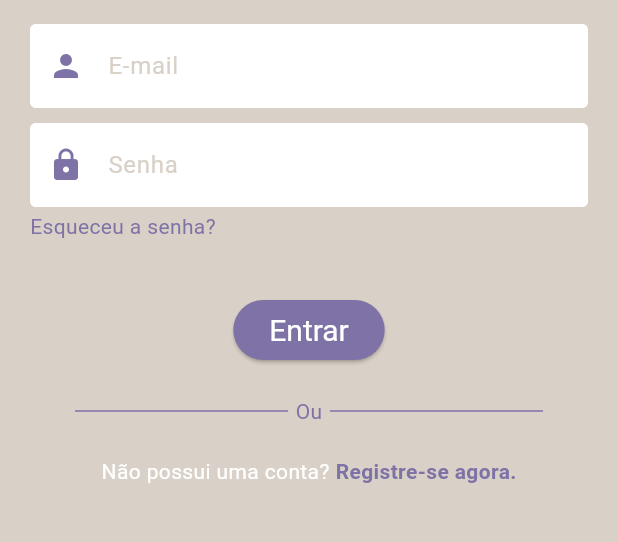
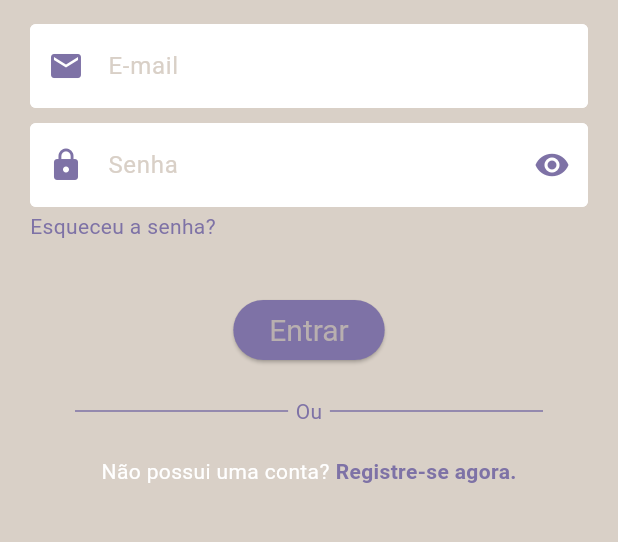
Before and after one commit to TiagoMoscoso/Agendify, a Flutter app: the screen it shows after launch, after a tap on "Login", on a phone screen of 412 x 824 dp, the part 465-1007 px from its top. Run offline on Flutter 3.47's test engine with Material 2 defaults, Android fonts, the phone set to English and light mode, and no system bars; our stand-ins replace carousel_slider, google_fonts, sqflite, sqflite_common, table_calendar; accounts and stored records are empty.

Commit message:
Adição do login à main

```diff
--- a/testeflutter/lib/login/botao.dart
+++ b/testeflutter/lib/login/botao.dart
@@ -1,8 +1,11 @@
 import 'package:flutter/material.dart';
 
 class Botao extends StatelessWidget {
+  final Function()? onPressed;
+
   const Botao ({
-    super.key
+    super.key,
+    required this.onPressed,
   });
 
   @override
@@ -12,12 +15,10 @@ class Botao extends StatelessWidget {
       flex: 1,
       child: SizedBox(
         child: ElevatedButton(
-          onPressed: () {
-            Navigator.popAndPushNamed(context, '/home');
-          },
+          onPressed: onPressed,
           style: ElevatedButton.styleFrom(
             backgroundColor: const Color(0xFF7E72A6),
-            foregroundColor: Colors.white,
+            foregroundColor: const Color.fromARGB(255, 184, 175, 175),
             textStyle: const TextStyle(
               fontSize: 20,
             )
--- a/testeflutter/lib/login/campo_texto.dart
+++ b/testeflutter/lib/login/campo_texto.dart
@@ -5,12 +5,16 @@ class CampoTexto extends StatelessWidget {
   final String hintText;
   final bool obscureText;
   final Widget prefixIcon;
+  final Widget? suffixIcon;
+  final String? Function(String?)? validator;
 
   const CampoTexto ({
     super.key,
+    this.validator,
+    this.suffixIcon,
+    required this.obscureText,
     required this.controller,
     required this.hintText,
-    required this.obscureText,
     required this.prefixIcon,
   });
 
@@ -23,6 +27,8 @@ class CampoTexto extends StatelessWidget {
           keyboardType: TextInputType.emailAddress,
           style: const TextStyle(color: Color(0xFF7E72A6) ),
           decoration: InputDecoration(
+            suffixIcon: suffixIcon,
+            suffixIconColor: const Color(0xFF7E72A6),
             prefixIcon: prefixIcon,
             prefixIconColor: const Color(0xFF7E72A6),
             enabledBorder: const OutlineInputBorder(
@@ -42,6 +48,8 @@ class CampoTexto extends StatelessWidget {
           ),
           controller: controller,
           obscureText: obscureText,
+          autovalidateMode: AutovalidateMode.onUserInteraction,
+          validator: validator,
         ),
       ),
     );
--- a/testeflutter/lib/login/hyperlink.dart
+++ b/testeflutter/lib/login/hyperlink.dart
@@ -1,8 +1,8 @@
 import 'package:flutter/material.dart';
 
 class Hyperlink extends StatelessWidget {
-  final String texto;
-  final FontWeight negrito;
+  final String? texto;
+  final FontWeight? negrito;
   final Function()? onTap;
 
   const Hyperlink ({
@@ -17,7 +17,7 @@ class Hyperlink extends StatelessWidget {
     return GestureDetector(
       onTap: onTap,
       child: Text(
-        texto,
+        texto!,
         style: TextStyle(
           color: const Color(0xFF7E72A6),
           fontWeight: negrito,
--- a/testeflutter/lib/login/login.dart
+++ b/testeflutter/lib/login/login.dart
@@ -14,6 +14,50 @@ class Login extends StatefulWidget {
 class _LoginState extends State<Login> {
   TextEditingController controllerEmail = TextEditingController();
   TextEditingController controllerSenha = TextEditingController();
+  RegExp formatacaoEmail = RegExp(r"^([\w\.-_]+)@+[\w\.]+((\.+\w{2,3}){1,2})$");
+  bool _obscureText = true;
+
+  // void logar() async {
+  //   await FirebaseAuth.instance.signInWithEmailAndPassword(
+  //     email: controllerEmail,
+  //     password: controllerSenha,
+  //   );
+  // }
+
+  void confirmar() {
+    String email = controllerEmail.text;
+    String senha = controllerSenha.text;
+
+    if(email.isEmpty || senha.isEmpty) {
+      ScaffoldMessenger.of(context).showSnackBar(
+        const SnackBar(
+          content: Text(
+            'Todos os campos são obrigatórios.',
+            textAlign: TextAlign.center,
+            selectionColor: Color(0xFFFFFFFF),
+          ),
+          backgroundColor: Color(0xFF7E72A6),
+        )
+      );
+      return;
+    }
+
+    if(!formatacaoEmail.hasMatch(email)) {
+      ScaffoldMessenger.of(context).showSnackBar(
+        const SnackBar(
+          content: Text(
+            'Formato Inválido de E-mail.',
+            textAlign: TextAlign.center,
+            selectionColor: Color(0xFFFFFFFF),
+          ),
+          backgroundColor: Color(0xFF7E72A6),
+        )
+      );
+      return;
+    }
+
+    Navigator.popAndPushNamed(context, "/mainscreen");
+  }
 
   @override
   Widget build(BuildContext context) {
@@ -60,8 +104,14 @@ class _LoginState extends State<Login> {
                       controller: controllerEmail,
                       hintText: "E-mail",
                       obscureText: false,
-                      prefixIcon: const Icon(Icons.person),
-                      ),
+                      prefixIcon: const Icon(Icons.mail),
+                      validator: (controllerEmail) {
+                          if(!formatacaoEmail.hasMatch(controllerEmail ?? "")) {
+                            return "Formato Inválido de E-mail.";
+                          }
+                          return null;
+                      },
+                    ),
                   ],
                 ),
                 const SizedBox(height: 10),
@@ -71,8 +121,16 @@ class _LoginState extends State<Login> {
                       CampoTexto(
                         controller: controllerSenha,
                         hintText: "Senha",
-                        obscureText: true,
+                        obscureText: _obscureText,
                         prefixIcon: const Icon(Icons.lock),
+                        suffixIcon: GestureDetector (
+                          onTap: () {
+                            setState(() {
+                              _obscureText = !_obscureText;
+                            });
+                          },
+                          child: Icon(_obscureText ? Icons.visibility : Icons.visibility_off),
+                        ),
                       ),
                   ],
                 ),
@@ -88,10 +146,12 @@ class _LoginState extends State<Login> {
                   ],
                 ),
                 const SizedBox(height: 35),
-                const Row(
+                Row(
                   mainAxisAlignment: MainAxisAlignment.center,
                   children: <Widget>[
-                    Botao(),
+                    Botao(
+                      onPressed: () => confirmar(),
+                    ),
                   ],
                 ),
                 const SizedBox(height: 20),
@@ -135,7 +195,7 @@ class _LoginState extends State<Login> {
                     const SizedBox(width: 4,),
                     Hyperlink(
                       texto: 'Registre-se agora.',
-                      onTap: () => Navigator.pushNamed(context, '/home'),
+                      onTap: () => Navigator.pushNamed(context, '/cadastro'),
                       negrito: FontWeight.bold,
                     ),
                   ],
--- a/testeflutter/pubspec.yaml
+++ b/testeflutter/pubspec.yaml
@@ -41,6 +41,7 @@ dependencies:
   flutter_emoji: ^2.5.1
   table_calendar: ^3.0.9
   sqflite: ^2.3.0
+  sqflite_common: ^2.5.0
 
 dev_dependencies:
   flutter_test:
```
Also changed, not shown: testeflutter/pubspec.lock.
